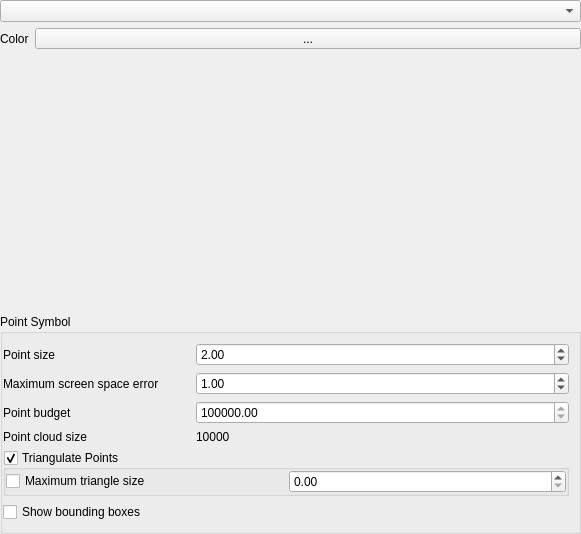
Before: the Qt Designer form src/ui/3d/qgspointcloud3dsymbolwidget.ui in qgis/QGIS, drawn with Qt 5.
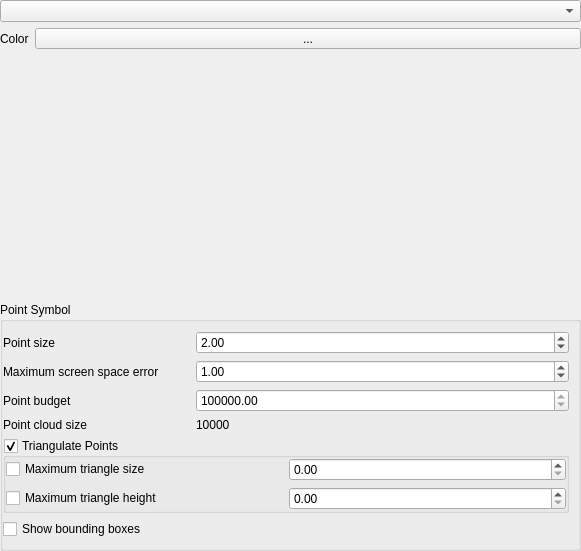
After: the same form once the commit is applied. Custom widgets are drawn as their Qt base class.

Commit message: filter by height

The edit to the form file:
```diff
--- a/src/ui/3d/qgspointcloud3dsymbolwidget.ui
+++ b/src/ui/3d/qgspointcloud3dsymbolwidget.ui
@@ -7,7 +7,7 @@
     <x>0</x>
     <y>0</y>
     <width>581</width>
-    <height>534</height>
+    <height>551</height>
    </rect>
   </property>
   <layout class="QGridLayout" name="gridLayout">
@@ -170,6 +170,23 @@
            </property>
           </widget>
          </item>
+         <item row="1" column="0">
+          <widget class="QCheckBox" name="mFilterTriangleByHeightCheckBox">
+           <property name="text">
+            <string>Maximum triangle height</string>
+           </property>
+          </widget>
+         </item>
+         <item row="1" column="1">
+          <widget class="QgsDoubleSpinBox" name="mTriangleHeightThresholdSpinBox">
+           <property name="toolTip">
+            <string>Maximum Triangle Side 3D Height</string>
+           </property>
+           <property name="maximum">
+            <double>10000000000000000000000.000000000000000</double>
+           </property>
+          </widget>
+         </item>
         </layout>
        </widget>
       </item>
```
Left out of the diff: 2 changed lines with no effect on the pictures. The commit also changes 5 other files.
